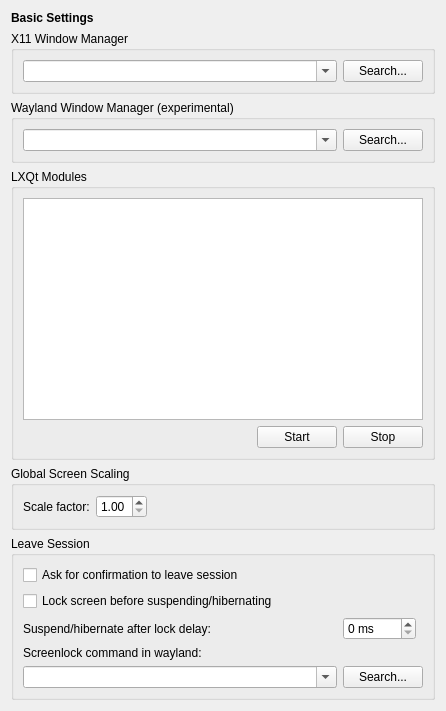
Qt form lxqt-config-session/basicsettings.ui (stefonarch/lxqt-session) before a commit.
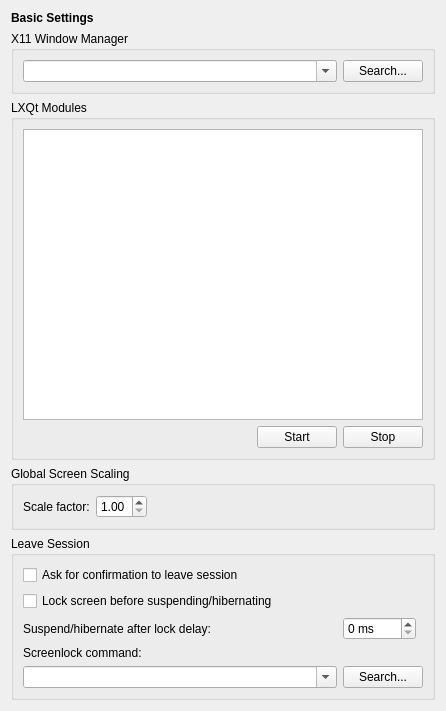
The same form after that commit.

Commit message: Use /lxqt/wayland/ for configs

```diff
--- a/lxqt-config-session/basicsettings.ui
+++ b/lxqt-config-session/basicsettings.ui
@@ -52,35 +52,6 @@
      </layout>
     </widget>
    </item>
-   <item row="2" column="0">
-    <widget class="QGroupBox" name="groupBox_1">
-     <property name="title">
-      <string>Wayland Window Manager (experimental)</string>
-     </property>
-     <layout class="QGridLayout" name="gridLayout_1">
-      <item row="0" column="0">
-       <widget class="QComboBox" name="compositorComboBox">
-        <property name="sizePolicy">
-         <sizepolicy hsizetype="MinimumExpanding" vsizetype="Fixed">
-          <horstretch>0</horstretch>
-          <verstretch>0</verstretch>
-         </sizepolicy>
-        </property>
-        <property name="editable">
-         <bool>true</bool>
-        </property>
-       </widget>
-      </item>
-      <item row="0" column="1">
-       <widget class="QPushButton" name="findCompositorButton">
-        <property name="text">
-         <string>Search...</string>
-        </property>
-       </widget>
-      </item>
-     </layout>
-    </widget>
-   </item>
    <item row="3" column="0">
     <widget class="QGroupBox" name="groupBox_2">
      <property name="title">
@@ -180,7 +151,7 @@
       <item row="3" column="0">
        <widget class="QLabel" name="wayLockCommandLabel">
         <property name="text">
-         <string>Screenlock command in wayland:</string>
+         <string>Screenlock command:</string>
         </property>
        </widget>
       </item>
```
Left out of the diff: 8 changed lines with no effect on the pictures. The commit also changes 9 other files.
